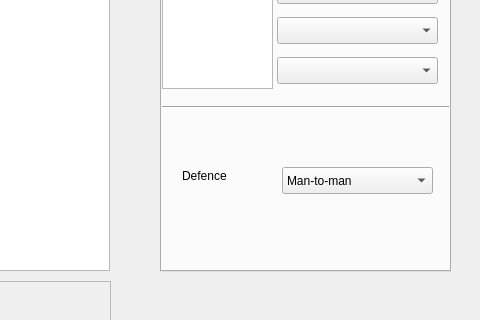
First picture: the form in MatchScreen.ui, repository walsh06/BasketballManager, before the edit; both pictures show x 620 to 1100 and y 259 to 579 of the 1100 by 700 pixel window.
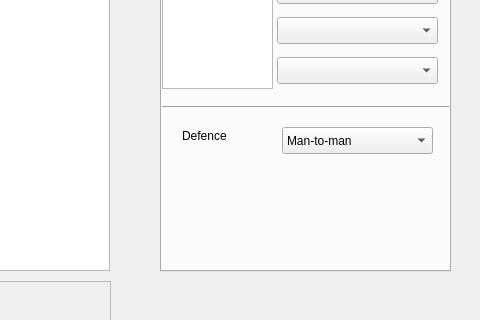
Second picture: the form after the edit.

What changed in the file:
```diff
--- a/MatchScreen.ui
+++ b/MatchScreen.ui
@@ -291,7 +291,7 @@
        <property name="geometry">
         <rect>
          <x>120</x>
-         <y>290</y>
+         <y>250</y>
          <width>151</width>
          <height>27</height>
         </rect>
@@ -311,7 +311,7 @@
        <property name="geometry">
         <rect>
          <x>20</x>
-         <y>290</y>
+         <y>250</y>
          <width>67</width>
          <height>17</height>
         </rect>
```
